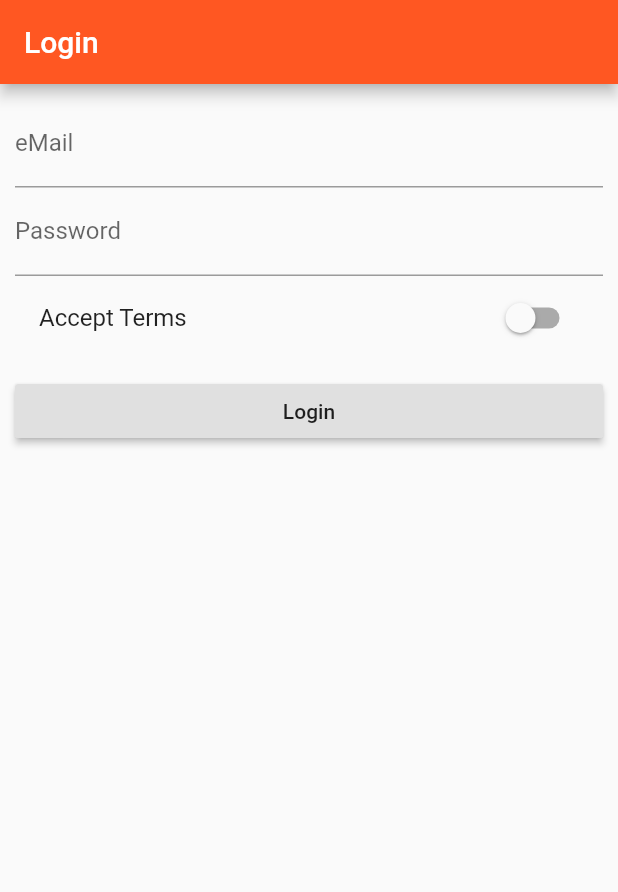
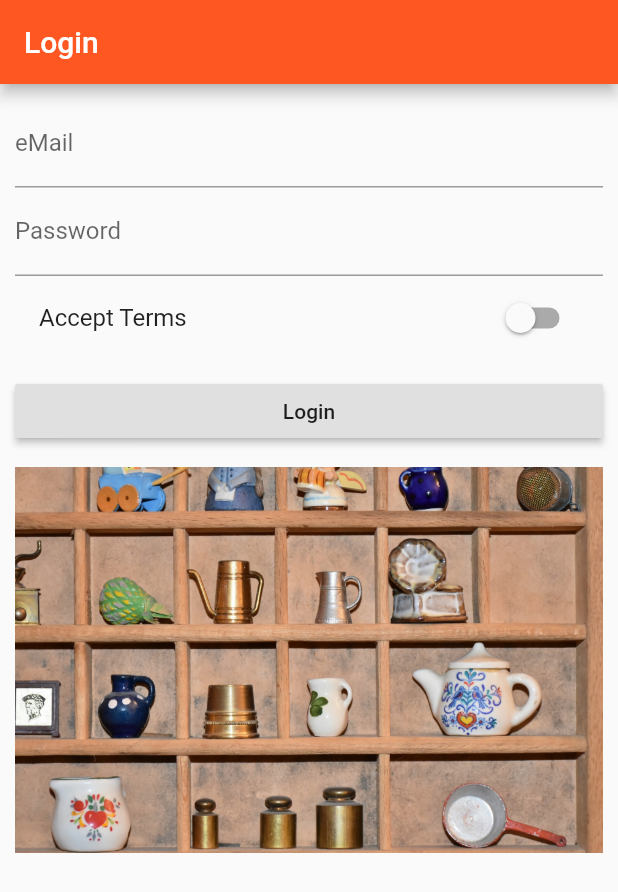
Before and after one commit to zhaoshengjun/easy_list, a Flutter app: the screen it shows after launch, on a phone screen of 412 x 824 dp. Shown: the top 892 px of the screen. Run offline on Flutter 3.47's test engine with Material 2 defaults, Android fonts, the phone set to English and light mode, and no system bars; Roboto replaces fonts that are missing (Google Sans).

Commit message:
add background image

```diff
--- a/lib/pages/auth.dart
+++ b/lib/pages/auth.dart
@@ -19,6 +19,7 @@ class _AuthPageState extends State<AuthPage> {
         title: Text('Login'),
       ),
       body: Container(
+          decoration: BoxDecoration(image: DecorationImage(image: AssetImage('assets/background.jpg'))),
           margin: EdgeInsets.all(10.0),
           child: ListView(
             children: <Widget>[
--- a/pubspec.yaml
+++ b/pubspec.yaml
@@ -16,6 +16,7 @@ flutter:
 
   assets:
     - assets/food.jpg
+    - assets/background.jpg
 
   fonts:
     - family: Google Sans
```
Also changed, not shown: assets/background.jpg (added).
